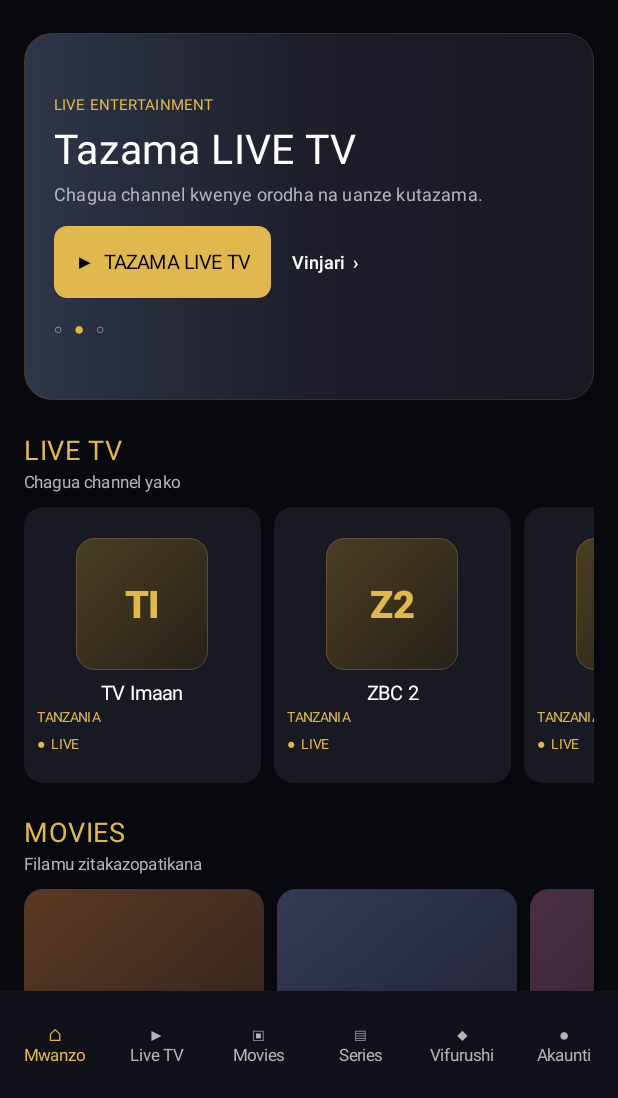
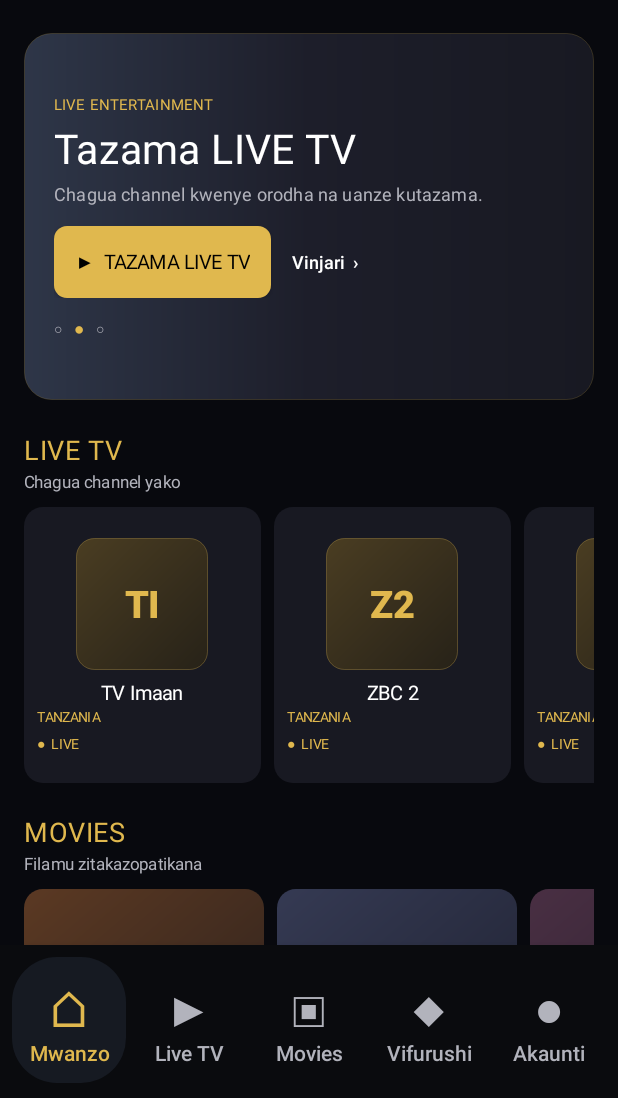
Before and after one commit to majidishaweji602-a11y/prince-tv-android, an Android app: the screen it shows after launch (MainActivity), on a phone screen of 412 x 824 dp, the part 138-1236 px from its top. Run offline under Robolectric (Android 15) with nearby library versions, the phone set to English and light mode, and no system bars.

Commit message:
Update MainActivity.kt

```diff
--- a/app/src/main/java/com/princetv/app/MainActivity.kt
+++ b/app/src/main/java/com/princetv/app/MainActivity.kt
@@ -1,5 +1,8 @@
 package com.princetv.app
 
+import android.text.Spannable
+import android.text.SpannableString
+import android.text.style.RelativeSizeSpan
 import android.content.pm.ActivityInfo
 import android.content.res.Configuration
 import android.graphics.Color
@@ -1299,17 +1302,23 @@ class MainActivity : AppCompatActivity() {
         )
     }
 
+    private fun styleTab(item: TextView, name: String) {
+        val selected = name == currentTab
+        item.setTextColor(if (selected) gold else muted)
+        item.background = if (selected) {
+            GradientDrawable().apply {
+                cornerRadius = dp(30).toFloat()
+                setColor(Color.rgb(22, 26, 34))
+            }
+        } else null
+    }
+
     private fun createBottomNavigation(): View {
         bottomNavigation = LinearLayout(this).apply {
             orientation = LinearLayout.HORIZONTAL
             gravity = Gravity.CENTER
-            setPadding(
-                dp(2),
-                dp(5),
-                dp(2),
-                dp(5)
-            )
-            setBackgroundColor(Color.rgb(17, 18, 25))
+            setPadding(dp(6), dp(8), dp(6), dp(10))
+            setBackgroundColor(Color.rgb(10, 11, 14))
             elevation = dp(8).toFloat()
         }
 
@@ -1317,7 +1326,6 @@ class MainActivity : AppCompatActivity() {
             "⌂\nMwanzo",
             "▶\nLive TV",
             "▣\nMovies",
-            "▤\nSeries",
             "◆\nVifurushi",
             "●\nAkaunti"
         )
@@ -1326,45 +1334,32 @@ class MainActivity : AppCompatActivity() {
             val name = tab.substringAfter("\n")
 
             val item = TextView(this).apply {
-                text = tab
-                textSize = 11f
+                text = SpannableString(tab).apply {
+                    setSpan(
+                        RelativeSizeSpan(2.4f), 0, 1,
+                        Spannable.SPAN_EXCLUSIVE_EXCLUSIVE
+                    )
+                }
+                textSize = 14f
                 gravity = Gravity.CENTER
-
-                typeface = Typeface.create(
-                    "sans-serif-bold",
-                    Typeface.NORMAL
-                )
-
-                setTextColor(
-                    if (name == currentTab) gold else muted
-                )
-
-                setPadding(
-                    dp(1),
-                    dp(5),
-                    dp(1),
-                    dp(5)
-                )
-
+                typeface = Typeface.create("sans-serif-medium", Typeface.NORMAL)
+                setPadding(dp(4), dp(8), dp(4), dp(8))
                 setOnClickListener {
                     when (name) {
                         "Mwanzo" -> showHome()
                         "Live TV" -> showLive()
                         "Movies" -> showMovies()
-                        "Series" -> showSeries()
                         "Vifurushi" -> showPackages()
                         "Akaunti" -> showAccount()
                     }
                 }
             }
+            styleTab(item, name)
 
             bottomNavigation.addView(
                 item,
-                LinearLayout.LayoutParams(
-                    0,
-                    dp(62),
-                    1f
-                )
+                LinearLayout.LayoutParams(0, dp(84), 1f)
+                    .apply { setMargins(dp(2), 0, dp(2), 0) }
             )
         }
 
@@ -1378,13 +1373,7 @@ class MainActivity : AppCompatActivity() {
             val item =
                 bottomNavigation.getChildAt(index) as? TextView
                     ?: continue
-
-            val name = item.text.toString()
-                .substringAfter("\n")
-
-            item.setTextColor(
-                if (name == currentTab) gold else muted
-            )
+            styleTab(item, item.text.toString().substringAfter("\n"))
         }
     }
 
```
